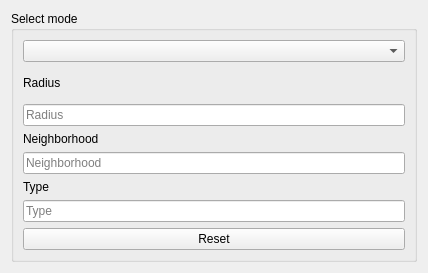
Above: Plugins/org.mitk.gui.qt.radiomics/src/internal/QmitkRadiomicsStatisticCaPTkHeaderViewControls.ui from dboun/MITK before the change. Below: the same form after it.
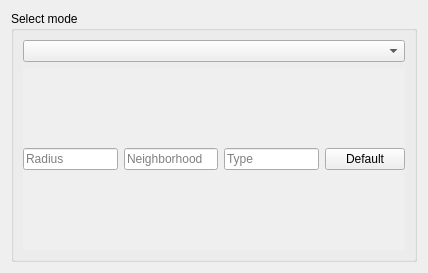
That is the form after the change.

Commit message: Make radiomics mode widget smaller

```diff
--- a/Plugins/org.mitk.gui.qt.radiomics/src/internal/QmitkRadiomicsStatisticCaPTkHeaderViewControls.ui
+++ b/Plugins/org.mitk.gui.qt.radiomics/src/internal/QmitkRadiomicsStatisticCaPTkHeaderViewControls.ui
@@ -38,12 +38,23 @@
          <widget class="QComboBox" name="comboBox_mode"/>
         </item>
         <item>
-         <widget class="QLabel" name="label_radius">
-          <property name="text">
-           <string>Radius</string>
+         <widget class="QWidget" name="widget_latticeparamscontainer" native="true">
+          <property name="autoFillBackground">
+           <bool>true</bool>
           </property>
-         </widget>
-        </item>
+          <layout class="QHBoxLayout" name="horizontalLayout">
+           <property name="leftMargin">
+            <number>0</number>
+           </property>
+           <property name="topMargin">
+            <number>0</number>
+           </property>
+           <property name="rightMargin">
+            <number>0</number>
+           </property>
+           <property name="bottomMargin">
+            <number>0</number>
+           </property>
         <item>
          <widget class="QLineEdit" name="lineEdit_radius">
           <property name="placeholderText">
@@ -51,19 +62,6 @@
           </property>
          </widget>
         </item>
-        <item>
-         <widget class="QLabel" name="label_neighborhood">
-          <property name="sizePolicy">
-           <sizepolicy hsizetype="Preferred" vsizetype="Fixed">
-            <horstretch>0</horstretch>
-            <verstretch>0</verstretch>
-           </sizepolicy>
-          </property>
-          <property name="text">
-           <string>Neighborhood</string>
-          </property>
-         </widget>
-        </item>
         <item>
          <widget class="QLineEdit" name="lineEdit_neighborhood">
           <property name="text">
@@ -74,19 +72,6 @@
           </property>
          </widget>
         </item>
-        <item>
-         <widget class="QLabel" name="label_type">
-          <property name="sizePolicy">
-           <sizepolicy hsizetype="Preferred" vsizetype="Fixed">
-            <horstretch>0</horstretch>
-            <verstretch>0</verstretch>
-           </sizepolicy>
-          </property>
-          <property name="text">
-           <string>Type</string>
-          </property>
-         </widget>
-        </item>
         <item>
          <widget class="QLineEdit" name="lineEdit_type">
           <property name="text">
@@ -98,10 +83,13 @@
          </widget>
         </item>
         <item>
-         <widget class="QPushButton" name="pushButton_reset">
+            <widget class="QPushButton" name="pushButton_default">
           <property name="text">
-           <string>Reset</string>
-          </property>
+              <string>Default</string>
+             </property>
+            </widget>
+           </item>
+          </layout>
          </widget>
         </item>
        </layout>
```
Lines whose indentation alone changed are shown as unchanged. The commit also changes 3 other files.
